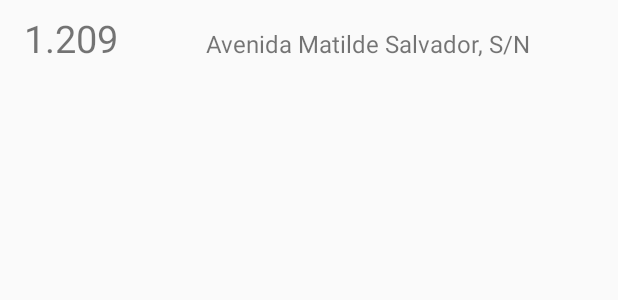
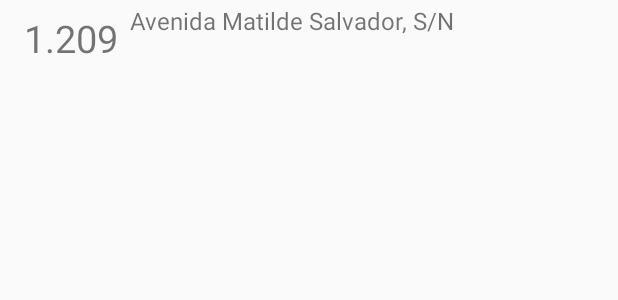
Before and after one commit to Halvaren/GasPrice, an Android app: the layout gas_station_list_item.xml on its own in the app's theme, with its tools: preview values and no code run, on a phone screen of 412 x 824 dp. Shown: the top 300 px of the screen. Run offline under Robolectric (Android 15) with nearby library versions, the phone set to English and light mode, and no system bars.

Commit message:
Arreglada (un poco) el layout del item

```diff
--- a/app/src/main/res/layout/gas_station_list_item.xml
+++ b/app/src/main/res/layout/gas_station_list_item.xml
@@ -21,16 +21,18 @@
 
     <TextView
         android:id="@+id/addressText"
-        android:layout_width="wrap_content"
-        android:layout_height="wrap_content"
+        android:layout_width="0dp"
+        android:layout_height="46dp"
         android:layout_marginStart="8dp"
         android:layout_marginLeft="8dp"
         android:layout_marginEnd="8dp"
         android:layout_marginRight="8dp"
         android:text="TextView"
         android:textSize="16dp"
-        app:layout_constraintBaseline_toBaselineOf="@+id/priceText"
+        app:layout_constraintBottom_toBottomOf="@+id/priceText"
         app:layout_constraintEnd_toEndOf="parent"
+        app:layout_constraintHorizontal_bias="1.0"
         app:layout_constraintStart_toEndOf="@+id/priceText"
+        app:layout_constraintTop_toTopOf="@+id/priceText"
         tools:text="Avenida Matilde Salvador, S/N" />
 </androidx.constraintlayout.widget.ConstraintLayout>
```
